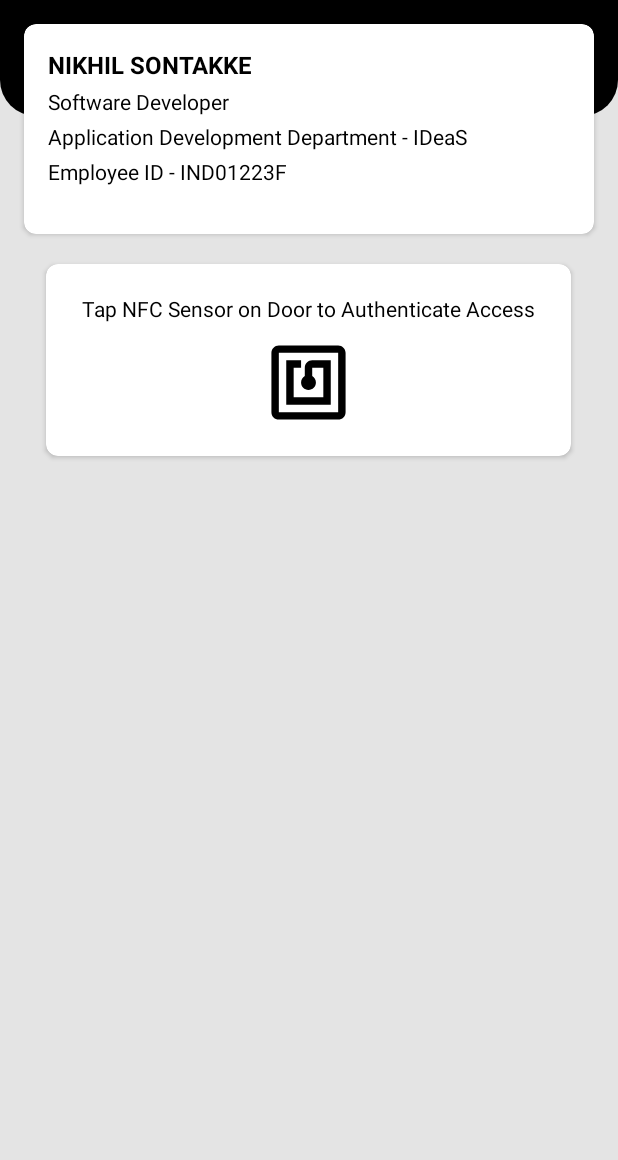
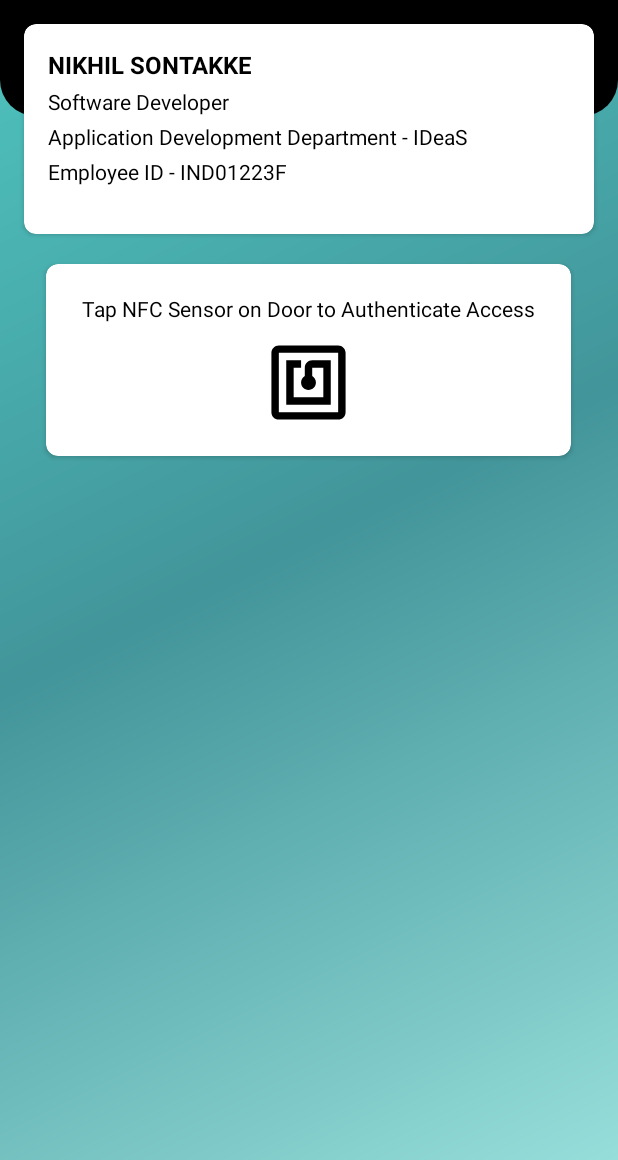
Before and after one commit to nikhilsontakke/MobilePass-Android-Application, an Android app: the MainActivity screen opened directly, with no data from a screen before it, on a phone screen of 412 x 824 dp, the part 76-1236 px from its top. Run offline under Robolectric (Android 15) with nearby library versions, the phone set to English and light mode, and no system bars; 2 statements that could not run were skipped.

Commit message:
Background Gradient added

```diff
--- /dev/null
+++ b/app/src/main/res/drawable/background_gradient.xml
@@ -0,0 +1,13 @@
+<?xml version="1.0" encoding="utf-8"?>
+
+    <shape
+        android:shape = "rectangle"
+        xmlns:android = "http://schemas.android.com/apk/res/android" >
+
+        <gradient
+            android:startColor="#96deda"
+            android:centerColor="#ff42959a"
+            android:endColor="#50c9c3"
+            android:angle="135"
+            android:type = "linear" />
+    </shape>
--- a/app/src/main/res/layout/activity_main.xml
+++ b/app/src/main/res/layout/activity_main.xml
@@ -5,7 +5,7 @@
     xmlns:tools="http://schemas.android.com/tools"
     android:layout_width="match_parent"
     android:layout_height="match_parent"
-    android:background="#e4e4e4"
+    android:background="@drawable/background_gradient"
     tools:context=".MainActivity"
     tools:ignore="HardcodedText">
 
--- a/build.gradle
+++ b/build.gradle
@@ -1,5 +1,5 @@
 // Top-level build file where you can add configuration options common to all sub-projects/modules.
 plugins {
-    id 'com.android.application' version '8.0.1' apply false
-    id 'com.android.library' version '8.0.1' apply false
+    id 'com.android.application' version '7.4.0' apply false
+    id 'com.android.library' version '7.4.0' apply false
 }
```
Also changed, not shown: app/src/main/java/com/example/mobilepass/MainActivity.java (+6 -1 lines).
